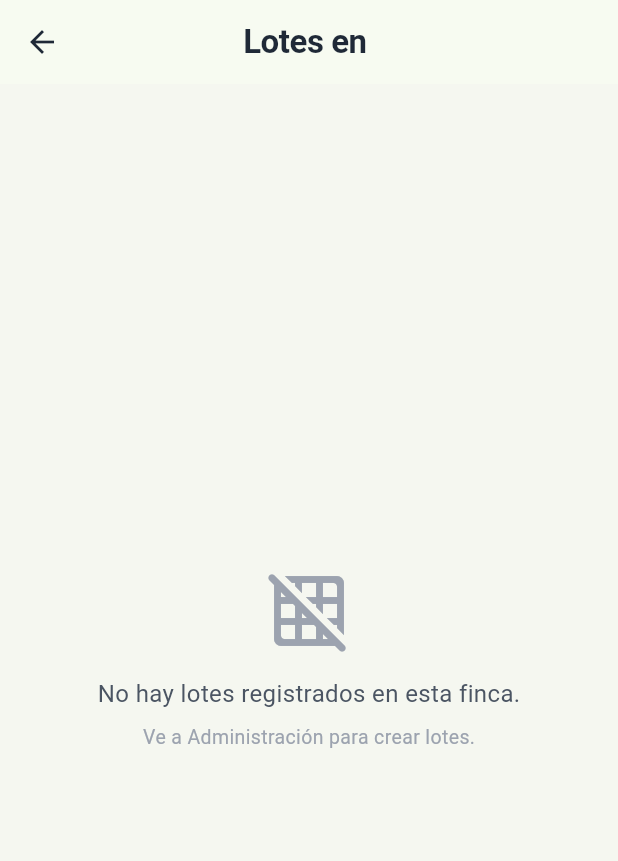
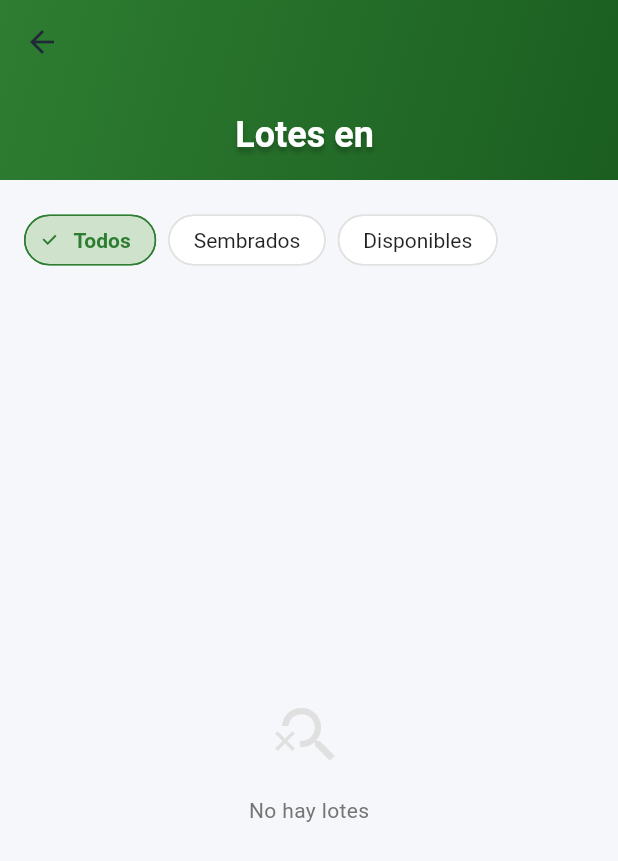
Before and after one commit to BrayanO523/TracePlant, a Flutter app: the ProduccionLotesScreen screen opened directly with empty values, on a phone screen of 412 x 824 dp. Shown: the top 861 px of the screen. Run offline on Flutter 3.47's test engine with Material 3 defaults, Android fonts, the light colour scheme and no system bars; our stand-ins replace cloud_firestore, equatable, firebase_auth, firebase_core, fl_chart, flutter_riverpod and 4 more; missing offline and left inert: flex_color_picker; accounts and stored records are empty.

Commit message:
feat(lotes): cambiar grid por lista y agregar filtros de estado

```diff
--- a/lib/features/produccion/presentation/views/produccion_lotes_screen.dart
+++ b/lib/features/produccion/presentation/views/produccion_lotes_screen.dart
@@ -2,11 +2,12 @@ import 'package:flutter/material.dart';
 import 'package:flutter_riverpod/flutter_riverpod.dart';
 import '../../../../app/di/providers.dart';
 import '../../../../app/theme/app_colors.dart';
+import '../../domain/entities/produccion_enums.dart'; // Import para EstadoLote
 import '../widgets/lote_card.dart';
 import 'ciclo_form_screen.dart';
 import 'ciclo_history_screen.dart';
 
-class ProduccionLotesScreen extends ConsumerWidget {
+class ProduccionLotesScreen extends ConsumerStatefulWidget {
   final String productoraId;
   final String fincaId;
   final String fincaNombre;
@@ -21,105 +22,173 @@ class ProduccionLotesScreen extends ConsumerWidget {
   });
 
   @override
-  Widget build(BuildContext context, WidgetRef ref) {
-    final lotesState = ref.watch(lotesNotifierProvider(productoraId));
+  ConsumerState<ProduccionLotesScreen> createState() =>
+      _ProduccionLotesScreenState();
+}
 
-    final lotesDeFinca = lotesState.lotes
-        .where((l) => l.fincaId == fincaId)
-        .toList();
+class _ProduccionLotesScreenState extends ConsumerState<ProduccionLotesScreen> {
+  // Estado local para el filtro de chips
+  EstadoLote? _filtroEstado; // null = Todos
 
-    ref.watch(produccionNotifierProvider(productoraId));
+  @override
+  Widget build(BuildContext context) {
+    final lotesState = ref.watch(lotesNotifierProvider(widget.productoraId));
+
+    // Filtrar lotes por Finca y luego por Estado (Chip)
+    final lotesDeFinca = lotesState.lotes.where((l) {
+      if (l.fincaId != widget.fincaId) return false;
+      if (_filtroEstado != null) {
+        // Maper 'libre' a 'disponible' si es necesario, o exact match
+        return l.estado == _filtroEstado;
+      }
+      return true;
+    }).toList();
+
+    // Trigger para cargar ciclos si no están cargados
+    ref.watch(produccionNotifierProvider(widget.productoraId));
 
     return Scaffold(
-      backgroundColor: AppColors.background,
-      appBar: AppBar(title: Text('Lotes en $fincaNombre'), centerTitle: true),
-      body: lotesState.isLoading
-          ? const Center(
+      backgroundColor: const Color(0xFFF5F7FA),
+      body: CustomScrollView(
+        physics: const BouncingScrollPhysics(),
+        slivers: [
+          // 1. Header Moderno
+          SliverAppBar(
+            expandedHeight: 120.0,
+            floating: false,
+            pinned: true,
+            backgroundColor: AppColors.primary,
+            flexibleSpace: FlexibleSpaceBar(
+              centerTitle: true,
+              title: Text(
+                'Lotes en ${widget.fincaNombre}',
+                style: const TextStyle(
+                  color: Colors.white,
+                  fontWeight: FontWeight.bold,
+                  fontSize: 16,
+                  shadows: [
+                    Shadow(
+                      color: Colors.black26,
+                      blurRadius: 4,
+                      offset: Offset(0, 2),
+                    ),
+                  ],
+                ),
+              ),
+              background: Container(
+                decoration: const BoxDecoration(
+                  gradient: LinearGradient(
+                    begin: Alignment.topLeft,
+                    end: Alignment.bottomRight,
+                    colors: [AppColors.primary, AppColors.primaryDark],
+                  ),
+                ),
+              ),
+            ),
+          ),
+
+          // 2. Filtros (Chips) - SliverToBoxAdapter
+          SliverToBoxAdapter(
+            child: Container(
+              padding: const EdgeInsets.fromLTRB(16, 16, 16, 8),
+              child: SingleChildScrollView(
+                scrollDirection: Axis.horizontal,
+                child: Row(
+                  children: [
+                    _buildFilterChip('Todos', null),
+                    const SizedBox(width: 8),
+                    _buildFilterChip('Sembrados', EstadoLote.ocupado),
+                    const SizedBox(width: 8),
+                    _buildFilterChip(
+                      'Disponibles',
+                      EstadoLote.libre,
+                    ), // Usar libre/disponible según enum
+                  ],
+                ),
+              ),
+            ),
+          ),
+
+          // 3. Lista de Lotes (SliverList)
+          if (lotesState.isLoading)
+            const SliverFillRemaining(
+              child: Center(
                 child: CircularProgressIndicator(color: AppColors.primary),
-            )
-          : lotesState.error != null
-          ? Center(
-              child: Text(
-                'Error: ${lotesState.error}',
-                style: const TextStyle(color: AppColors.error),
               ),
             )
-          : lotesDeFinca.isEmpty
-          ? Center(
+          else if (lotesState.error != null)
+            SliverFillRemaining(
+              child: Center(child: Text('Error: ${lotesState.error}')),
+            )
+          else if (lotesDeFinca.isEmpty)
+            SliverFillRemaining(
+              child: Center(
                 child: Column(
                   mainAxisAlignment: MainAxisAlignment.center,
                   children: [
                     Icon(
-                    Icons.grid_off_rounded,
-                    size: 56,
-                    color: AppColors.textHint,
+                      Icons.search_off,
+                      size: 48,
+                      color: Colors.grey.shade300,
                     ),
                     const SizedBox(height: 16),
-                  const Text(
-                    'No hay lotes registrados en esta finca.',
-                    style: TextStyle(
-                      fontSize: 16,
-                      color: AppColors.textSecondary,
-                    ),
-                  ),
-                  const SizedBox(height: 8),
-                  const Text(
-                    'Ve a Administración para crear lotes.',
-                    style: TextStyle(fontSize: 13, color: AppColors.textHint),
+                    Text(
+                      _filtroEstado == null
+                          ? 'No hay lotes'
+                          : 'No hay lotes con este filtro',
+                      style: TextStyle(color: Colors.grey.shade600),
                     ),
                   ],
                 ),
+              ),
             )
-          : ListView.builder(
-              padding: const EdgeInsets.all(16),
-              itemCount: lotesDeFinca.length,
-              itemBuilder: (context, index) {
+          else
+            SliverPadding(
+              padding: const EdgeInsets.symmetric(horizontal: 16, vertical: 8),
+              sliver: SliverList(
+                delegate: SliverChildBuilderDelegate((context, index) {
                   final lote = lotesDeFinca[index];
-                return Padding(
-                  padding: const EdgeInsets.only(bottom: 12),
-                  child: LoteCard(
+                  return LoteCard(
                     lote: lote,
                     onTap: () {
-                      if (readOnly) {
+                      if (widget.readOnly) {
+                        // Modo Lectura
                         final produccionState = ref.read(
-                          produccionNotifierProvider(productoraId),
+                          produccionNotifierProvider(widget.productoraId),
                         );
                         final ciclosLote = produccionState.ciclos
                             .where((c) => c.idLote == lote.id)
                             .toList();
-
                         if (ciclosLote.isNotEmpty) {
-                          final cicloAMostrar = ciclosLote.first;
                           Navigator.push(
                             context,
                             MaterialPageRoute(
                               builder: (_) =>
-                                  CicloHistoryScreen(ciclo: cicloAMostrar),
+                                  CicloHistoryScreen(ciclo: ciclosLote.first),
                             ),
                           );
                         } else {
                           ScaffoldMessenger.of(context).showSnackBar(
-                            SnackBar(
-                              content: const Text(
-                                'No hay historial de ciclos para este lote',
-                              ),
-                              backgroundColor: AppColors.warning,
+                            const SnackBar(
+                              content: Text('Sin historial activo'),
                             ),
                           );
                         }
                       } else {
+                        // Modo Gestión
                         Navigator.push(
                           context,
                           MaterialPageRoute(
                             builder: (_) {
                               final siguiente = ref
                                   .read(
-                                    produccionNotifierProvider(productoraId),
+                                    produccionNotifierProvider(
+                                      widget.productoraId,
+                                    ),
                                   )
                                   .siguientePaso(lote.id);
-
                               return CicloFormScreen(
-                                productoraId: productoraId,
+                                productoraId: widget.productoraId,
                                 idLote: lote.id,
                                 nombreLote: lote.nombre,
                                 areaLote: lote.area,
@@ -131,9 +200,43 @@ class ProduccionLotesScreen extends ConsumerWidget {
                         );
                       }
                     },
+                  );
+                }, childCount: lotesDeFinca.length),
+              ),
+            ),
+
+          // Espacio extra abajo
+          const SliverToBoxAdapter(child: SizedBox(height: 40)),
+        ],
       ),
     );
+  }
+
+  Widget _buildFilterChip(String label, EstadoLote? estado) {
+    final isSelected = _filtroEstado == estado;
+    return FilterChip(
+      label: Text(label),
+      selected: isSelected,
+      onSelected: (bool selected) {
+        setState(() {
+          _filtroEstado = selected ? estado : null;
+          // Si deselecciona, vuelve a null (Todos).
+          // Si selecciona 'Todos' (estado=null), también setea null.
+          if (estado == null) _filtroEstado = null;
+        });
       },
+      backgroundColor: Colors.white,
+      selectedColor: AppColors.primary.withValues(alpha: 0.2),
+      checkmarkColor: AppColors.primary,
+      labelStyle: TextStyle(
+        color: isSelected ? AppColors.primary : Colors.black87,
+        fontWeight: isSelected ? FontWeight.bold : FontWeight.normal,
+      ),
+      shape: RoundedRectangleBorder(
+        borderRadius: BorderRadius.circular(20),
+        side: BorderSide(
+          color: isSelected ? AppColors.primary : Colors.grey.shade300,
+        ),
       ),
     );
   }
```
Lines whose indentation alone changed are shown as unchanged.
